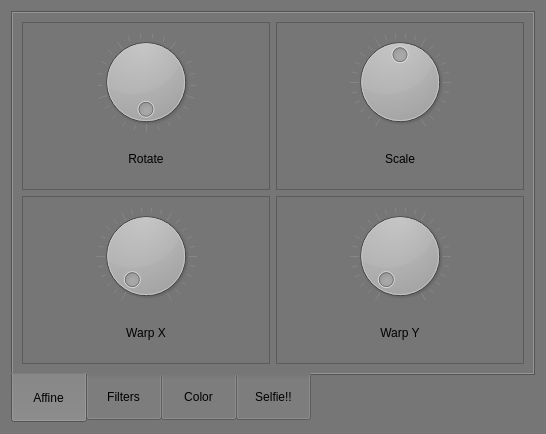
Old version of the form App/ImageRIT/panel.ui in the repository natedileas/ImageRIT.
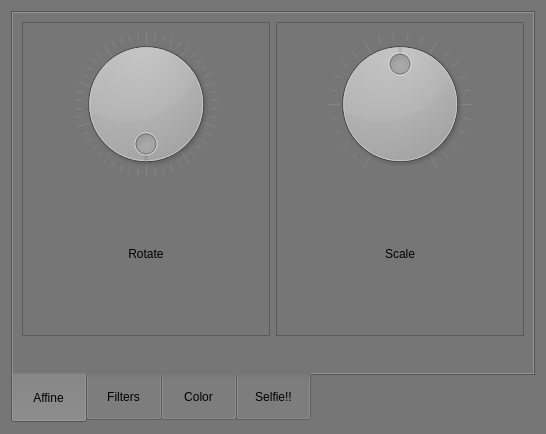
New version of the form. The open tabs and pages were chosen to show the change. Icons and pictures are not drawn.

Commit message: Reset buttons are now a thing!

```diff
--- a/App/ImageRIT/panel.ui
+++ b/App/ImageRIT/panel.ui
@@ -19,8 +19,8 @@
   <property name="styleSheet">
    <string notr="true">background-color: rgb(118, 118, 118);</string>
   </property>
-  <layout class="QHBoxLayout" name="horizontalLayout">
-   <item>
+  <layout class="QGridLayout" name="gridLayout_8">
+   <item row="0" column="0">
     <widget class="QTabWidget" name="tabWidget">
      <property name="styleSheet">
       <string notr="true">QTabBar::tab { height: 50px; width: 75 px; }</string>
@@ -29,7 +29,7 @@
       <enum>QTabWidget::South</enum>
      </property>
      <property name="currentIndex">
-      <number>0</number>
+      <number>2</number>
      </property>
      <widget class="QWidget" name="affine">
       <attribute name="title">
@@ -112,74 +112,28 @@
          </layout>
         </widget>
        </item>
-       <item row="1" column="0">
-        <widget class="QFrame" name="frame_8">
-         <property name="frameShape">
-          <enum>QFrame::StyledPanel</enum>
+       <item row="1" column="1" alignment="Qt::AlignRight">
+        <widget class="QPushButton" name="affine_reset">
+         <property name="text">
+          <string/>
          </property>
-         <property name="frameShadow">
-          <enum>QFrame::Raised</enum>
+         <property name="icon">
+          <iconset theme="default" resource="resources.qrc">
+           <normaloff>:/images/rotate_right-512.png</normaloff>
+           <normalon>:/images/rotate_right-512.png</normalon>:/images/rotate_right-512.png</iconset>
          </property>
-         <layout class="QGridLayout" name="gridLayout_8">
-          <item row="1" column="0">
-           <widget class="QLabel" name="label_7">
-            <property name="text">
-             <string>Warp X</string>
-            </property>
-            <property name="alignment">
-             <set>Qt::AlignCenter</set>
-            </property>
-           </widget>
-          </item>
-          <item row="0" column="0">
-           <widget class="QDial" name="Gamma_5">
-            <property name="maximum">
-             <number>100</number>
-            </property>
-            <property name="singleStep">
-             <number>1</number>
-            </property>
-            <property name="notchesVisible">
-             <bool>true</bool>
-            </property>
-           </widget>
-          </item>
-         </layout>
-        </widget>
-       </item>
-       <item row="1" column="1">
-        <widget class="QFrame" name="frame_9">
-         <property name="frameShape">
-          <enum>QFrame::StyledPanel</enum>
+         <property name="iconSize">
+          <size>
+           <width>32</width>
+           <height>32</height>
+          </size>
          </property>
-         <property name="frameShadow">
-          <enum>QFrame::Raised</enum>
+         <property name="checkable">
+          <bool>false</bool>
          </property>
-         <layout class="QGridLayout" name="gridLayout_9">
-          <item row="1" column="0">
-           <widget class="QLabel" name="label_8">
-            <property name="text">
-             <string>Warp Y</string>
-            </property>
-            <property name="alignment">
-             <set>Qt::AlignCenter</set>
-            </property>
-           </widget>
-          </item>
-          <item row="0" column="0">
-           <widget class="QDial" name="Gamma_6">
-            <property name="maximum">
-             <number>100</number>
-            </property>
-            <property name="singleStep">
-             <number>1</number>
-            </property>
-            <property name="notchesVisible">
-             <bool>true</bool>
-            </property>
-           </widget>
-          </item>
-         </layout>
+         <property name="flat">
+          <bool>true</bool>
+         </property>
         </widget>
        </item>
       </layout>
@@ -188,8 +142,8 @@
       <attribute name="title">
        <string>Filters</string>
       </attribute>
-      <layout class="QHBoxLayout" name="horizontalLayout_2">
-       <item>
+      <layout class="QGridLayout" name="gridLayout_9">
+       <item row="0" column="0">
         <widget class="QFrame" name="frame_2">
          <property name="baseSize">
           <size>
@@ -262,7 +216,7 @@
          </layout>
         </widget>
        </item>
-       <item>
+       <item row="0" column="1">
         <widget class="QFrame" name="frame_5">
          <property name="frameShape">
           <enum>QFrame::StyledPanel</enum>
@@ -552,6 +506,30 @@
          </layout>
         </widget>
        </item>
+       <item row="1" column="1" alignment="Qt::AlignRight">
+        <widget class="QPushButton" name="filter_reset">
+         <property name="text">
+          <string/>
+         </property>
+         <property name="icon">
+          <iconset theme="default" resource="resources.qrc">
+           <normaloff>:/images/rotate_right-512.png</normaloff>
+           <normalon>:/images/rotate_right-512.png</normalon>:/images/rotate_right-512.png</iconset>
+         </property>
+         <property name="iconSize">
+          <size>
+           <width>32</width>
+           <height>32</height>
+          </size>
+         </property>
+         <property name="checkable">
+          <bool>false</bool>
+         </property>
+         <property name="flat">
+          <bool>true</bool>
+         </property>
+        </widget>
+       </item>
       </layout>
      </widget>
      <widget class="QWidget" name="color">
@@ -629,6 +607,30 @@
          </layout>
         </widget>
        </item>
+       <item row="1" column="1" alignment="Qt::AlignRight">
+        <widget class="QPushButton" name="color_reset">
+         <property name="text">
+          <string/>
+         </property>
+         <property name="icon">
+          <iconset theme="default" resource="resources.qrc">
+           <normaloff>:/images/rotate_right-512.png</normaloff>
+           <normalon>:/images/rotate_right-512.png</normalon>:/images/rotate_right-512.png</iconset>
+         </property>
+         <property name="iconSize">
+          <size>
+           <width>32</width>
+           <height>32</height>
+          </size>
+         </property>
+         <property name="checkable">
+          <bool>false</bool>
+         </property>
+         <property name="flat">
+          <bool>true</bool>
+         </property>
+        </widget>
+       </item>
       </layout>
      </widget>
      <widget class="QWidget" name="selfie">
```
Left out of the diff: 4 changed lines with no effect on the pictures. The commit also changes 4 other files.
